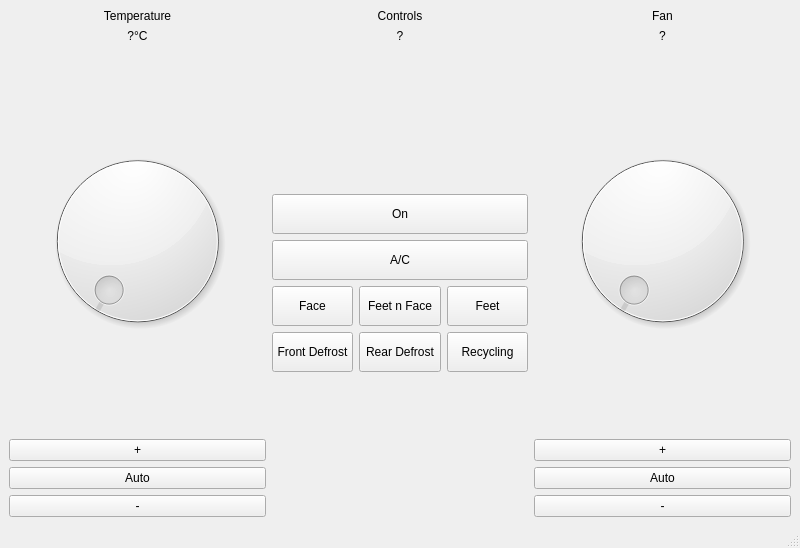
First picture: the form in Software/piJagClimApp/piJagClimv1.ui, repository YfNk1d5up/piJag, before the edit.
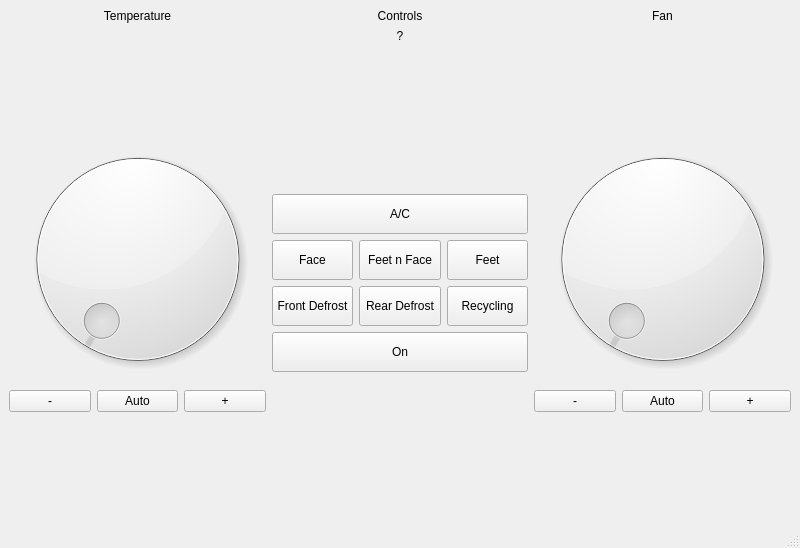
Second picture: the form after the edit.

The edit to the form file:
```diff
--- a/Software/piJagClimApp/piJagClimv1.ui
+++ b/Software/piJagClimApp/piJagClimv1.ui
@@ -54,28 +54,6 @@
         </property>
        </widget>
       </item>
-      <item>
-       <widget class="QLabel" name="tempValueLabel">
-        <property name="maximumSize">
-         <size>
-          <width>100000</width>
-          <height>50</height>
-         </size>
-        </property>
-        <property name="frameShape">
-         <enum>QFrame::NoFrame</enum>
-        </property>
-        <property name="text">
-         <string>?°C</string>
-        </property>
-        <property name="alignment">
-         <set>Qt::AlignCenter</set>
-        </property>
-        <property name="margin">
-         <number>8</number>
-        </property>
-       </widget>
-      </item>
       <item>
        <spacer name="verticalSpacer_3">
         <property name="orientation">
@@ -94,7 +72,7 @@
         <property name="minimumSize">
          <size>
           <width>0</width>
-          <height>200</height>
+          <height>250</height>
          </size>
         </property>
         <property name="minimum">
@@ -108,6 +86,31 @@
         </property>
        </widget>
       </item>
+      <item>
+       <layout class="QHBoxLayout" name="horizontalLayout_5">
+        <item>
+         <widget class="QPushButton" name="tempMinusButton">
+          <property name="text">
+           <string>-</string>
+          </property>
+         </widget>
+        </item>
+        <item>
+         <widget class="QPushButton" name="tempAutoButton">
+          <property name="text">
+           <string>Auto</string>
+          </property>
+         </widget>
+        </item>
+        <item>
+         <widget class="QPushButton" name="tempPlusButton">
+          <property name="text">
+           <string>+</string>
+          </property>
+         </widget>
+        </item>
+       </layout>
+      </item>
       <item>
        <spacer name="verticalSpacer_2">
         <property name="orientation">
@@ -116,32 +119,11 @@
         <property name="sizeHint" stdset="0">
          <size>
           <width>20</width>
-          <height>40</height>
+          <height>20</height>
          </size>
         </property>
        </spacer>
       </item>
-      <item>
-       <widget class="QPushButton" name="tempPlusButton">
-        <property name="text">
-         <string>+</string>
-        </property>
-       </widget>
-      </item>
-      <item>
-       <widget class="QPushButton" name="tempAutoButton">
-        <property name="text">
-         <string>Auto</string>
-        </property>
-       </widget>
-      </item>
-      <item>
-       <widget class="QPushButton" name="tempMinusButton">
-        <property name="text">
-         <string>-</string>
-        </property>
-       </widget>
-      </item>
      </layout>
     </item>
     <item>
@@ -203,19 +185,6 @@
         </property>
        </spacer>
       </item>
-      <item>
-       <widget class="QPushButton" name="onoffButton">
-        <property name="minimumSize">
-         <size>
-          <width>0</width>
-          <height>40</height>
-         </size>
-        </property>
-        <property name="text">
-         <string>On</string>
-        </property>
-       </widget>
-      </item>
       <item>
        <widget class="QPushButton" name="tempACButton">
         <property name="minimumSize">
@@ -315,6 +284,19 @@
         </item>
        </layout>
       </item>
+      <item>
+       <widget class="QPushButton" name="onoffButton">
+        <property name="minimumSize">
+         <size>
+          <width>0</width>
+          <height>40</height>
+         </size>
+        </property>
+        <property name="text">
+         <string>On</string>
+        </property>
+       </widget>
+      </item>
       <item>
        <spacer name="verticalSpacer_6">
         <property name="orientation">
@@ -323,7 +305,7 @@
         <property name="sizeHint" stdset="0">
          <size>
           <width>20</width>
-          <height>40</height>
+          <height>20</height>
          </size>
         </property>
        </spacer>
@@ -354,28 +336,6 @@
         </property>
        </widget>
       </item>
-      <item>
-       <widget class="QLabel" name="fanValueLabel">
-        <property name="maximumSize">
-         <size>
-          <width>100000</width>
-          <height>50</height>
-         </size>
-        </property>
-        <property name="frameShape">
-         <enum>QFrame::NoFrame</enum>
-        </property>
-        <property name="text">
-         <string>?</string>
-        </property>
-        <property name="alignment">
-         <set>Qt::AlignCenter</set>
-        </property>
-        <property name="margin">
-         <number>5</number>
-        </property>
-       </widget>
-      </item>
       <item>
        <spacer name="verticalSpacer_4">
         <property name="orientation">
@@ -394,7 +354,7 @@
         <property name="minimumSize">
          <size>
           <width>0</width>
-          <height>200</height>
+          <height>250</height>
          </size>
         </property>
         <property name="minimum">
@@ -405,6 +365,31 @@
         </property>
        </widget>
       </item>
+      <item>
+       <layout class="QHBoxLayout" name="horizontalLayout_6">
+        <item>
+         <widget class="QPushButton" name="fanMinusButton">
+          <property name="text">
+           <string>-</string>
+          </property>
+         </widget>
+        </item>
+        <item>
+         <widget class="QPushButton" name="fanAutoButton">
+          <property name="text">
+           <string>Auto</string>
+          </property>
+         </widget>
+        </item>
+        <item>
+         <widget class="QPushButton" name="fanPlusButton">
+          <property name="text">
+           <string>+</string>
+          </property>
+         </widget>
+        </item>
+       </layout>
+      </item>
       <item>
        <spacer name="verticalSpacer_5">
         <property name="orientation">
@@ -413,32 +398,11 @@
         <property name="sizeHint" stdset="0">
          <size>
           <width>20</width>
-          <height>40</height>
+          <height>20</height>
          </size>
         </property>
        </spacer>
       </item>
-      <item>
-       <widget class="QPushButton" name="fanPlusButton">
-        <property name="text">
-         <string>+</string>
-        </property>
-       </widget>
-      </item>
-      <item>
-       <widget class="QPushButton" name="fanAutoButton">
-        <property name="text">
-         <string>Auto</string>
-        </property>
-       </widget>
-      </item>
-      <item>
-       <widget class="QPushButton" name="fanMinusButton">
-        <property name="text">
-         <string>-</string>
-        </property>
-       </widget>
-      </item>
      </layout>
     </item>
    </layout>
```
